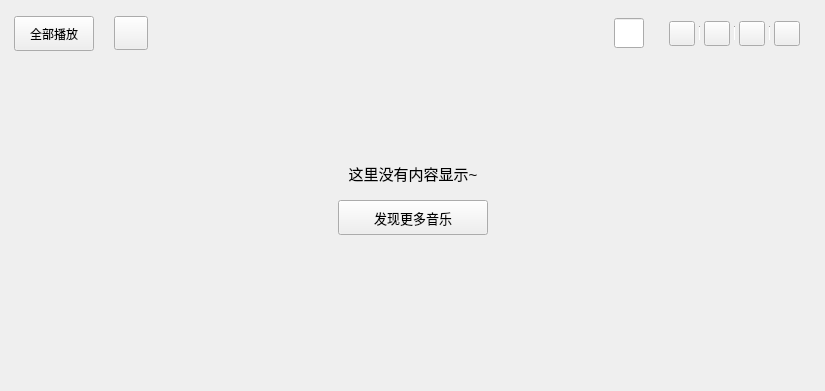
Above: KuGouStart/MyCollection/SingleSong/SingleSong.ui from a-mo-xi-wei/Qt-KuGouAppClient before the change. Below: the same form after it.
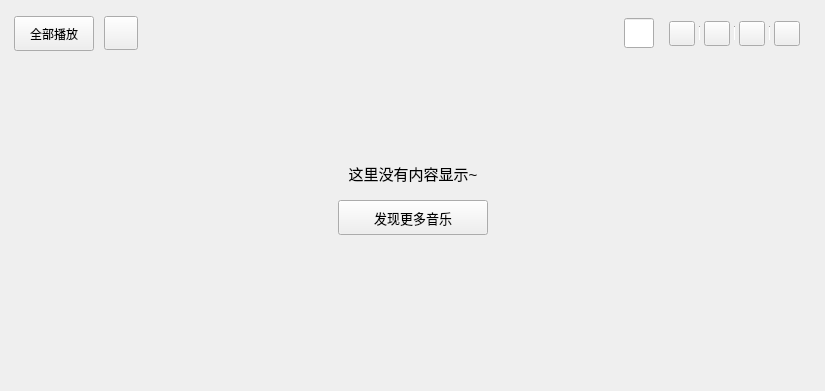
That is the form after the change. Custom widgets are drawn as their Qt base class.

Commit message: 调整间距

```diff
--- a/KuGouStart/MyCollection/SingleSong/SingleSong.ui
+++ b/KuGouStart/MyCollection/SingleSong/SingleSong.ui
@@ -18,7 +18,7 @@
     <widget class="QWidget" name="operation_widget" native="true">
      <layout class="QHBoxLayout" name="horizontalLayout_9">
       <property name="spacing">
-       <number>20</number>
+       <number>10</number>
       </property>
       <property name="leftMargin">
        <number>3</number>
```
